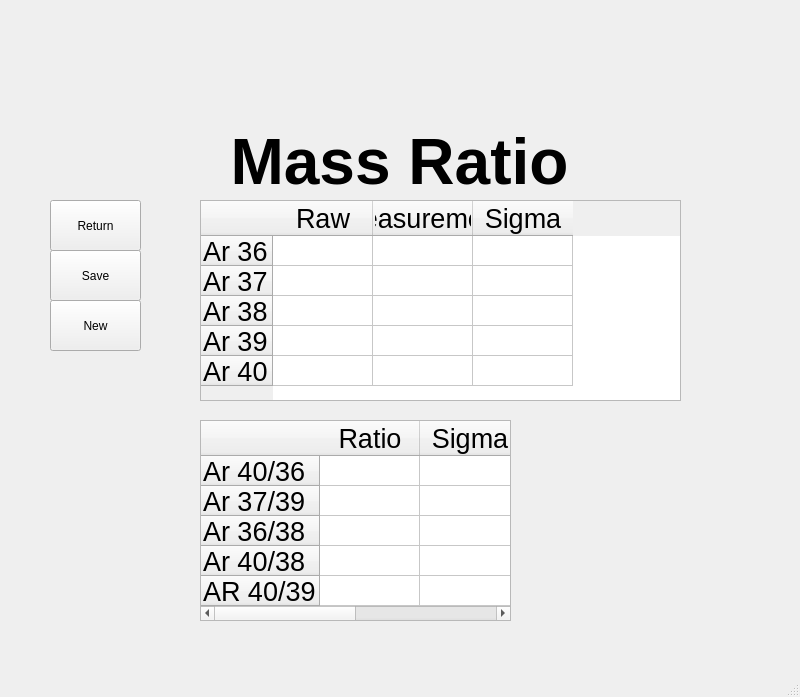
Above: UI/MassRatio.ui from AndrewLiu0725/pyADR before the change. Below: the same form after it.
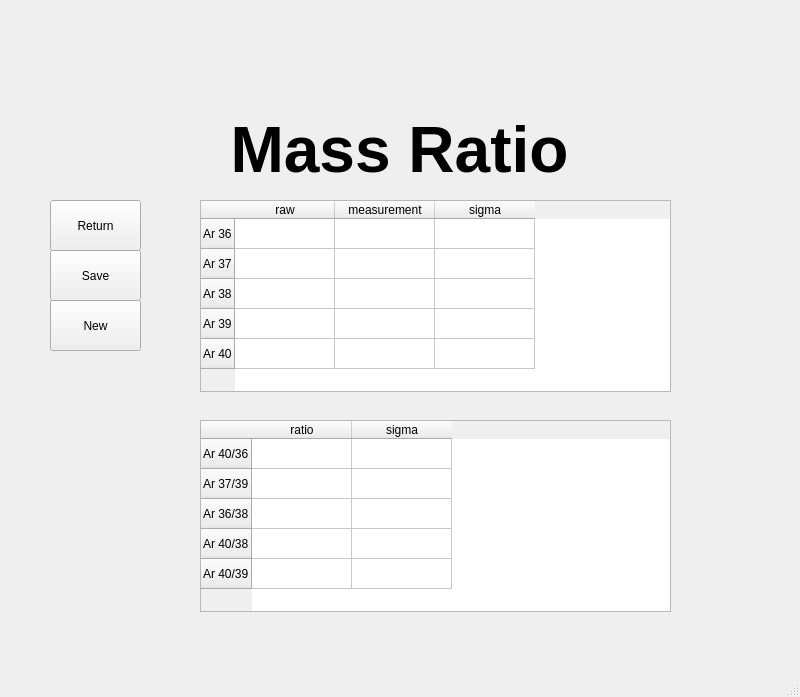
That is the form after the change.

The edit to the form file:
```diff
--- a/UI/MassRatio.ui
+++ b/UI/MassRatio.ui
@@ -14,389 +14,19 @@
    <string>MainWindow</string>
   </property>
   <widget class="QWidget" name="centralwidget">
-   <widget class="QTableWidget" name="RatioTable">
-    <property name="geometry">
-     <rect>
-      <x>200</x>
-      <y>420</y>
-      <width>311</width>
-      <height>201</height>
-     </rect>
-    </property>
-    <row>
-     <property name="text">
-      <string>Ar 40/36</string>
-     </property>
-     <property name="font">
-      <font>
-       <pointsize>20</pointsize>
-      </font>
-     </property>
-    </row>
-    <row>
-     <property name="text">
-      <string>Ar 37/39</string>
-     </property>
-     <property name="font">
-      <font>
-       <pointsize>20</pointsize>
-      </font>
-     </property>
-    </row>
-    <row>
-     <property name="text">
-      <string>Ar 36/38</string>
-     </property>
-     <property name="font">
-      <font>
-       <pointsize>20</pointsize>
-      </font>
-     </property>
-    </row>
-    <row>
-     <property name="text">
-      <string>Ar 40/38</string>
-     </property>
-     <property name="font">
-      <font>
-       <pointsize>20</pointsize>
-      </font>
-     </property>
-    </row>
-    <row>
-     <property name="text">
-      <string>AR 40/39</string>
-     </property>
-     <property name="font">
-      <font>
-       <pointsize>20</pointsize>
-      </font>
-     </property>
-    </row>
-    <column>
-     <property name="text">
-      <string>Ratio</string>
-     </property>
-     <property name="font">
-      <font>
-       <pointsize>20</pointsize>
-      </font>
-     </property>
-    </column>
-    <column>
-     <property name="text">
-      <string>Sigma</string>
-     </property>
-     <property name="font">
-      <font>
-       <pointsize>20</pointsize>
-      </font>
-     </property>
-    </column>
-    <item row="0" column="0">
-     <property name="text">
-      <string/>
-     </property>
-     <property name="font">
-      <font>
-       <pointsize>20</pointsize>
-      </font>
-     </property>
-    </item>
-    <item row="1" column="0">
-     <property name="text">
-      <string/>
-     </property>
-     <property name="font">
-      <font>
-       <pointsize>20</pointsize>
-      </font>
-     </property>
-    </item>
-    <item row="2" column="0">
-     <property name="text">
-      <string/>
-     </property>
-     <property name="font">
-      <font>
-       <pointsize>20</pointsize>
-      </font>
-     </property>
-    </item>
-    <item row="3" column="0">
-     <property name="text">
-      <string/>
-     </property>
-     <property name="font">
-      <font>
-       <pointsize>20</pointsize>
-      </font>
-     </property>
-    </item>
-    <item row="4" column="0">
-     <property name="text">
-      <string/>
-     </property>
-     <property name="font">
-      <font>
-       <pointsize>20</pointsize>
-      </font>
-     </property>
-    </item>
-   </widget>
    <widget class="QLabel" name="label">
     <property name="geometry">
      <rect>
       <x>4</x>
-      <y>126</y>
+      <y>106</y>
       <width>791</width>
-      <height>71</height>
+      <height>91</height>
      </rect>
     </property>
     <property name="text">
      <string>&lt;html&gt;&lt;head/&gt;&lt;body&gt;&lt;p align=&quot;center&quot;&gt;&lt;span style=&quot; font-size:48pt; font-weight:600;&quot;&gt;Mass Ratio&lt;/span&gt;&lt;/p&gt;&lt;/body&gt;&lt;/html&gt;</string>
     </property>
    </widget>
-   <widget class="QTableWidget" name="ValueTable">
-    <property name="geometry">
-     <rect>
-      <x>200</x>
-      <y>200</y>
-      <width>481</width>
-      <height>201</height>
-     </rect>
-    </property>
-    <row>
-     <property name="text">
-      <string>Ar 36</string>
-     </property>
-     <property name="font">
-      <font>
-       <pointsize>20</pointsize>
-      </font>
-     </property>
-    </row>
-    <row>
-     <property name="text">
-      <string>Ar 37</string>
-     </property>
-     <property name="font">
-      <font>
-       <pointsize>20</pointsize>
-      </font>
-     </property>
-    </row>
-    <row>
-     <property name="text">
-      <string>Ar 38</string>
-     </property>
-     <property name="font">
-      <font>
-       <pointsize>20</pointsize>
-      </font>
-     </property>
-    </row>
-    <row>
-     <property name="text">
-      <string>Ar 39</string>
-     </property>
-     <property name="font">
-      <font>
-       <pointsize>20</pointsize>
-      </font>
-     </property>
-    </row>
-    <row>
-     <property name="text">
-      <string>Ar 40</string>
-     </property>
-     <property name="font">
-      <font>
-       <pointsize>20</pointsize>
-      </font>
-     </property>
-    </row>
-    <column>
-     <property name="text">
-      <string>Raw</string>
-     </property>
-     <property name="font">
-      <font>
-       <pointsize>20</pointsize>
-      </font>
-     </property>
-    </column>
-    <column>
-     <property name="text">
-      <string>Measurement</string>
-     </property>
-     <property name="font">
-      <font>
-       <pointsize>20</pointsize>
-      </font>
-     </property>
-    </column>
-    <column>
-     <property name="text">
-      <string>Sigma</string>
-     </property>
-     <property name="font">
-      <font>
-       <pointsize>20</pointsize>
-      </font>
-     </property>
-    </column>
-    <item row="0" column="0">
-     <property name="text">
-      <string/>
-     </property>
-     <property name="font">
-      <font>
-       <pointsize>20</pointsize>
-      </font>
-     </property>
-    </item>
-    <item row="0" column="1">
-     <property name="text">
-      <string/>
-     </property>
-     <property name="font">
-      <font>
-       <pointsize>20</pointsize>
-      </font>
-     </property>
-    </item>
-    <item row="0" column="2">
-     <property name="text">
-      <string/>
-     </property>
-     <property name="font">
-      <font>
-       <pointsize>20</pointsize>
-      </font>
-     </property>
-    </item>
-    <item row="1" column="0">
-     <property name="text">
-      <string/>
-     </property>
-     <property name="font">
-      <font>
-       <pointsize>20</pointsize>
-      </font>
-     </property>
-    </item>
-    <item row="1" column="1">
-     <property name="text">
-      <string/>
-     </property>
-     <property name="font">
-      <font>
-       <pointsize>20</pointsize>
-      </font>
-     </property>
-    </item>
-    <item row="1" column="2">
-     <property name="text">
-      <string/>
-     </property>
-     <property name="font">
-      <font>
-       <pointsize>20</pointsize>
-      </font>
-     </property>
-    </item>
-    <item row="2" column="0">
-     <property name="text">
-      <string/>
-     </property>
-     <property name="font">
-      <font>
-       <pointsize>20</pointsize>
-      </font>
-     </property>
-    </item>
-    <item row="2" column="1">
-     <property name="text">
-      <string/>
-     </property>
-     <property name="font">
-      <font>
-       <pointsize>20</pointsize>
-      </font>
-     </property>
-    </item>
-    <item row="2" column="2">
-     <property name="text">
-      <string/>
-     </property>
-     <property name="font">
-      <font>
-       <pointsize>20</pointsize>
-      </font>
-     </property>
-    </item>
-    <item row="3" column="0">
-     <property name="text">
-      <string/>
-     </property>
-     <property name="font">
-      <font>
-       <pointsize>20</pointsize>
-      </font>
-     </property>
-    </item>
-    <item row="3" column="1">
-     <property name="text">
-      <string/>
-     </property>
-     <property name="font">
-      <font>
-       <pointsize>20</pointsize>
-      </font>
-     </property>
-    </item>
-    <item row="3" column="2">
-     <property name="text">
-      <string/>
-     </property>
-     <property name="font">
-      <font>
-       <pointsize>20</pointsize>
-      </font>
-     </property>
-    </item>
-    <item row="4" column="0">
-     <property name="text">
-      <string/>
-     </property>
-     <property name="font">
-      <font>
-       <pointsize>20</pointsize>
-      </font>
-     </property>
-    </item>
-    <item row="4" column="1">
-     <property name="text">
-      <string/>
-     </property>
-     <property name="font">
-      <font>
-       <pointsize>20</pointsize>
-      </font>
-     </property>
-    </item>
-    <item row="4" column="2">
-     <property name="text">
-      <string/>
-     </property>
-     <property name="font">
-      <font>
-       <pointsize>20</pointsize>
-      </font>
-     </property>
-    </item>
-   </widget>
    <widget class="QPushButton" name="return_2">
     <property name="geometry">
      <rect>
@@ -436,6 +66,101 @@
      <string>New</string>
     </property>
    </widget>
+   <widget class="QTableWidget" name="ValueTable">
+    <property name="geometry">
+     <rect>
+      <x>200</x>
+      <y>200</y>
+      <width>471</width>
+      <height>192</height>
+     </rect>
+    </property>
+    <row>
+     <property name="text">
+      <string>Ar 36</string>
+     </property>
+    </row>
+    <row>
+     <property name="text">
+      <string>Ar 37</string>
+     </property>
+    </row>
+    <row>
+     <property name="text">
+      <string>Ar 38</string>
+     </property>
+    </row>
+    <row>
+     <property name="text">
+      <string>Ar 39</string>
+     </property>
+    </row>
+    <row>
+     <property name="text">
+      <string>Ar 40</string>
+     </property>
+    </row>
+    <column>
+     <property name="text">
+      <string>raw</string>
+     </property>
+    </column>
+    <column>
+     <property name="text">
+      <string>measurement</string>
+     </property>
+    </column>
+    <column>
+     <property name="text">
+      <string>sigma</string>
+     </property>
+    </column>
+   </widget>
+   <widget class="QTableWidget" name="RatioTable">
+    <property name="geometry">
+     <rect>
+      <x>200</x>
+      <y>420</y>
+      <width>471</width>
+      <height>192</height>
+     </rect>
+    </property>
+    <row>
+     <property name="text">
+      <string>Ar 40/36</string>
+     </property>
+    </row>
+    <row>
+     <property name="text">
+      <string>Ar 37/39</string>
+     </property>
+    </row>
+    <row>
+     <property name="text">
+      <string>Ar 36/38</string>
+     </property>
+    </row>
+    <row>
+     <property name="text">
+      <string>Ar 40/38</string>
+     </property>
+    </row>
+    <row>
+     <property name="text">
+      <string>Ar 40/39</string>
+     </property>
+    </row>
+    <column>
+     <property name="text">
+      <string>ratio</string>
+     </property>
+    </column>
+    <column>
+     <property name="text">
+      <string>sigma</string>
+     </property>
+    </column>
+   </widget>
   </widget>
   <widget class="QMenuBar" name="menubar">
    <property name="geometry">
```
